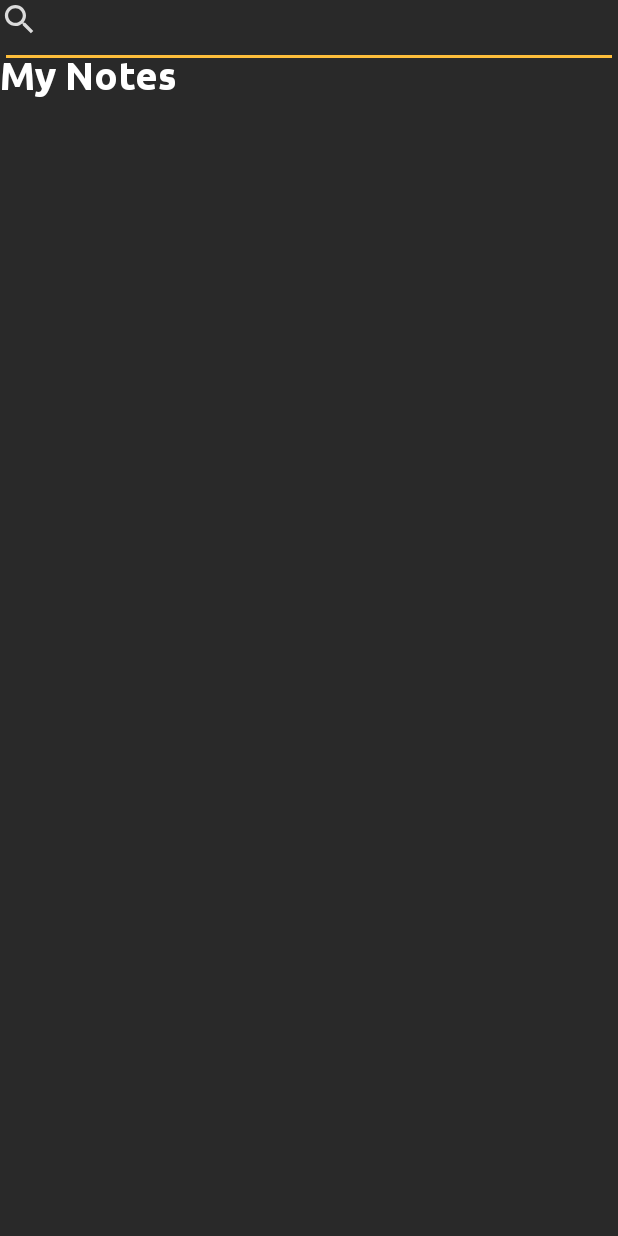
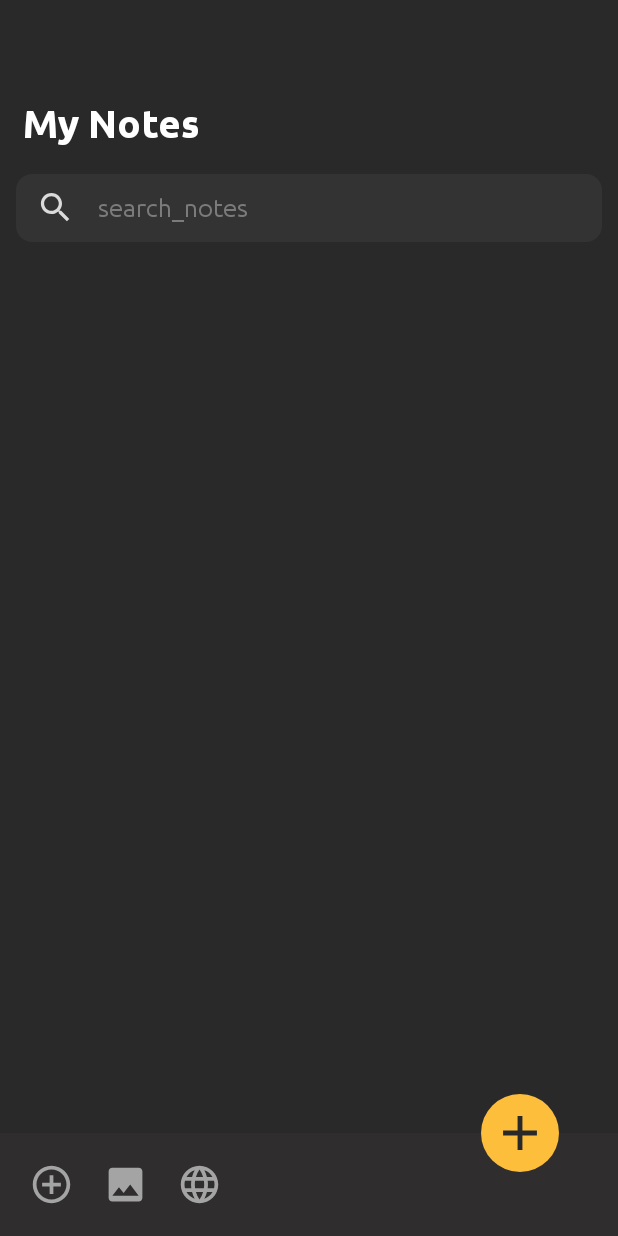
Before and after one commit to Sim1810/note_TeamOrange_android, an Android app: the screen it shows after launch (MainActivity), on a phone screen of 412 x 824 dp. Run offline under Robolectric (Android 15) with nearby library versions, the phone set to English and light mode, and no system bars; our stand-ins replace sdp/ssp sizes.

Commit message:
activity_create_note.xml

```diff
--- a/app/src/main/AndroidManifest.xml
+++ b/app/src/main/AndroidManifest.xml
@@ -9,12 +9,22 @@
         android:roundIcon="@mipmap/ic_launcher_round"
         android:supportsRtl="true"
         android:theme="@style/AppTheme">
-        <activity android:name=".MainActivity">
+        <activity
+            android:name=".CreateNoteActivity"
+            android:screenOrientation="portrait"
+            android:windowSoftInputMode="stateHidden"/>
+
+        <activity
+            android:name=".MainActivity"
+            android:screenOrientation="portrait"
+            android:windowSoftInputMode="stateHidden">
+
             <intent-filter>
                 <action android:name="android.intent.action.MAIN" />
+                <category android:name="android.intent.category.LAUNCHER"/>
 
-                <category android:name="android.intent.category.LAUNCHER" />
             </intent-filter>
+
         </activity>
     </application>
 
--- /dev/null
+++ b/app/src/main/java/com/example/note_teamorange_android/CreateNoteActivity.java
@@ -0,0 +1,14 @@
+package com.example.note_teamorange_android;
+
+import androidx.appcompat.app.AppCompatActivity;
+
+import android.os.Bundle;
+
+public class CreateNoteActivity extends AppCompatActivity {
+
+    @Override
+    protected void onCreate(Bundle savedInstanceState) {
+        super.onCreate(savedInstanceState);
+        setContentView(R.layout.activity_create_note);
+    }
+}
--- /dev/null
+++ b/app/src/main/res/drawable/background_add_button.xml
@@ -0,0 +1,7 @@
+<?xml version="1.0" encoding="utf-8"?>
+<shape xmlns:android="http://schemas.android.com/apk/res/android"
+
+    android:shape="oval">
+    <solid android:color="@color/colorAccent"/>
+
+</shape>
--- /dev/null
+++ b/app/src/main/res/drawable/ic_add_outline.xml
@@ -0,0 +1,10 @@
+<vector xmlns:android="http://schemas.android.com/apk/res/android"
+    android:width="24dp"
+    android:height="24dp"
+    android:viewportWidth="24"
+    android:viewportHeight="24"
+    android:tint="?attr/colorControlNormal">
+  <path
+      android:fillColor="@android:color/white"
+      android:pathData="M13,7h-2v4L7,11v2h4v4h2v-4h4v-2h-4L13,7zM12,2C6.48,2 2,6.48 2,12s4.48,10 10,10 10,-4.48 10,-10S17.52,2 12,2zM12,20c-4.41,0 -8,-3.59 -8,-8s3.59,-8 8,-8 8,3.59 8,8 -3.59,8 -8,8z"/>
+</vector>
--- /dev/null
+++ b/app/src/main/res/drawable/ic_baseline_add_24.xml
@@ -0,0 +1,10 @@
+<vector xmlns:android="http://schemas.android.com/apk/res/android"
+    android:width="24dp"
+    android:height="24dp"
+    android:viewportWidth="24"
+    android:viewportHeight="24"
+    android:tint="?attr/colorControlNormal">
+  <path
+      android:fillColor="@android:color/white"
+      android:pathData="M19,13h-6v6h-2v-6H5v-2h6V5h2v6h6v2z"/>
+</vector>
--- /dev/null
+++ b/app/src/main/res/drawable/ic_image.xml
@@ -0,0 +1,10 @@
+<vector xmlns:android="http://schemas.android.com/apk/res/android"
+    android:width="24dp"
+    android:height="24dp"
+    android:viewportWidth="24"
+    android:viewportHeight="24"
+    android:tint="?attr/colorControlNormal">
+  <path
+      android:fillColor="@android:color/white"
+      android:pathData="M21,19V5c0,-1.1 -0.9,-2 -2,-2H5c-1.1,0 -2,0.9 -2,2v14c0,1.1 0.9,2 2,2h14c1.1,0 2,-0.9 2,-2zM8.5,13.5l2.5,3.01L14.5,12l4.5,6H5l3.5,-4.5z"/>
+</vector>
--- /dev/null
+++ b/app/src/main/res/drawable/ic_web_link.xml
@@ -0,0 +1,10 @@
+<vector xmlns:android="http://schemas.android.com/apk/res/android"
+    android:width="24dp"
+    android:height="24dp"
+    android:viewportWidth="24"
+    android:viewportHeight="24"
+    android:tint="?attr/colorControlNormal">
+  <path
+      android:fillColor="@android:color/white"
+      android:pathData="M11.99,2C6.47,2 2,6.48 2,12s4.47,10 9.99,10C17.52,22 22,17.52 22,12S17.52,2 11.99,2zM18.92,8h-2.95c-0.32,-1.25 -0.78,-2.45 -1.38,-3.56 1.84,0.63 3.37,1.91 4.33,3.56zM12,4.04c0.83,1.2 1.48,2.53 1.91,3.96h-3.82c0.43,-1.43 1.08,-2.76 1.91,-3.96zM4.26,14C4.1,13.36 4,12.69 4,12s0.1,-1.36 0.26,-2h3.38c-0.08,0.66 -0.14,1.32 -0.14,2 0,0.68 0.06,1.34 0.14,2L4.26,14zM5.08,16h2.95c0.32,1.25 0.78,2.45 1.38,3.56 -1.84,-0.63 -3.37,-1.9 -4.33,-3.56zM8.03,8L5.08,8c0.96,-1.66 2.49,-2.93 4.33,-3.56C8.81,5.55 8.35,6.75 8.03,8zM12,19.96c-0.83,-1.2 -1.48,-2.53 -1.91,-3.96h3.82c-0.43,1.43 -1.08,2.76 -1.91,3.96zM14.34,14L9.66,14c-0.09,-0.66 -0.16,-1.32 -0.16,-2 0,-0.68 0.07,-1.35 0.16,-2h4.68c0.09,0.65 0.16,1.32 0.16,2 0,0.68 -0.07,1.34 -0.16,2zM14.59,19.56c0.6,-1.11 1.06,-2.31 1.38,-3.56h2.95c-0.96,1.65 -2.49,2.93 -4.33,3.56zM16.36,14c0.08,-0.66 0.14,-1.32 0.14,-2 0,-0.68 -0.06,-1.34 -0.14,-2h3.38c0.16,0.64 0.26,1.31 0.26,2s-0.1,1.36 -0.26,2h-3.38z"/>
+</vector>
--- /dev/null
+++ b/app/src/main/res/layout/activity_create_note.xml
@@ -0,0 +1,9 @@
+<?xml version="1.0" encoding="utf-8"?>
+<androidx.coordinatorlayout.widget.CoordinatorLayout xmlns:android="http://schemas.android.com/apk/res/android"
+    xmlns:app="http://schemas.android.com/apk/res-auto"
+    xmlns:tools="http://schemas.android.com/tools"
+    android:layout_width="match_parent"
+    android:layout_height="match_parent"
+    tools:context=".CreateNoteActivity">
+
+</androidx.coordinatorlayout.widget.CoordinatorLayout>
--- a/app/src/main/res/layout/activity_main.xml
+++ b/app/src/main/res/layout/activity_main.xml
@@ -11,14 +11,16 @@
         android:id="@+id/textMyNotes"
         android:layout_width="match_parent"
         android:layout_height="wrap_content"
-        android:layout_marginTop="36dp"
+        android:layout_marginStart="@dimen/_12sdp"
+        android:layout_marginTop="68dp"
+        android:layout_marginEnd="@dimen/_12sdp"
         android:fontFamily="@font/ubuntu_bold"
         android:includeFontPadding="false"
         android:text="@string/my_notes"
         android:textColor="@color/colorWhite"
         android:textSize="@dimen/_20ssp"
         app:layout_constraintTop_toTopOf="parent"
-        tools:layout_editor_absoluteX="15dp" />
+        tools:layout_editor_absoluteX="16dp" />
 
     <LinearLayout
         android:id="@+id/layoutSearch"
@@ -32,7 +34,8 @@
         android:orientation="horizontal"
         android:paddingStart="@dimen/_10sdp"
         android:paddingEnd="@dimen/_10sdp"
-        app:layout_constraintTop_toBottomOf="@+id/textMyNotes"/>
+        app:layout_constraintTop_toBottomOf="@+id/textMyNotes">
+
 
     <ImageView
         android:layout_width="@dimen/_20sdp"
@@ -43,10 +46,94 @@
         tools:ignore="MissingConstraints" />
 
     <EditText
+        android:id="@+id/inputSearch"
         android:layout_width="match_parent"
-        android:layout_height="@dimen/_35sdp"/>
+        android:layout_height="@dimen/_35sdp"
+        android:layout_marginStart="@dimen/_12sdp"
+        android:background="@null"
+        android:fontFamily="@font/ubuntu_regular"
+        android:hint="@string/search_notes"
+        android:imeOptions="actionDone"
+        android:importantForAutofill="no"
+        android:includeFontPadding="false"
+        android:inputType="text"
+        android:textColor="@color/colorWhite"
+        android:textColorHint="@color/colorTextHint"
+        android:textSize="@dimen/_13ssp"
+        tools:ignore="MissingConstraints" />
+
+</LinearLayout>
+
+    <androidx.recyclerview.widget.RecyclerView
+        android:layout_width="match_parent"
+        android:layout_height="0dp"
+        android:layout_marginStart="@dimen/_2sdp"
+        android:layout_marginEnd="@dimen/_2sdp"
+        android:clipToPadding="false"
+        android:paddingStart="0dp"
+        android:paddingEnd="@dimen/_12sdp"
+        android:paddingBottom="@dimen/_12sdp"
+        app:layout_constraintBottom_toTopOf="@id/layoutQuickActions"
+        app:layout_constraintTop_toBottomOf="@id/layoutSearch"/>
 
 
+
+    <LinearLayout
+        android:id="@+id/layoutQuickActions"
+        android:layout_width="match_parent"
+        android:layout_height="wrap_content"
+        android:background="@color/colorQuickActionBackground"
+        android:gravity="center_vertical"
+        android:orientation="horizontal"
+        android:padding="@dimen/_15sdp"
+        app:layout_constraintBottom_toBottomOf="parent">
+
+
+
+    <ImageView
+        android:id="@+id/imageAddNote"
+        android:layout_width="@dimen/_23sdp"
+        android:layout_height="@dimen/_23sdp"
+        android:contentDescription="@string/app_name"
+        android:src="@drawable/ic_add_outline"
+        android:tint="@color/colorIcons"
+        tools:ignore="MissingConstraints" />
+
+        <ImageView
+            android:id="@+id/imageAddImage"
+            android:layout_width="@dimen/_23sdp"
+            android:layout_height="@dimen/_23sdp"
+            android:layout_marginStart="@dimen/_15sdp"
+            android:contentDescription="@string/app_name"
+            android:src="@drawable/ic_image"
+            android:tint="@color/colorIcons"
+            tools:ignore="MissingConstraints" />
+
+        <ImageView
+            android:id="@+id/imageWebLink"
+            android:layout_width="@dimen/_23sdp"
+            android:layout_height="@dimen/_23sdp"
+            android:layout_marginStart="@dimen/_15sdp"
+            android:contentDescription="@string/app_name"
+            android:src="@drawable/ic_web_link"
+            android:tint="@color/colorIcons"
+            tools:ignore="MissingConstraints" />
+
+    </LinearLayout>
+
+    <ImageView
+        android:id="@+id/imageAddNoteMain"
+        android:layout_width="@dimen/_40sdp"
+        android:layout_height="@dimen/_40sdp"
+        android:layout_marginEnd="@dimen/_30sdp"
+        android:background="@drawable/background_add_button"
+        android:contentDescription="@string/app_name"
+        android:padding="@dimen/_5sdp"
+        android:src="@drawable/ic_baseline_add_24"
+        android:tint="@color/colorPrimary"
+        app:layout_constraintBottom_toTopOf="@id/layoutQuickActions"
+        app:layout_constraintEnd_toEndOf="parent"
+        app:layout_constraintTop_toTopOf="@id/layoutQuickActions"/>
 
 
 
--- a/app/src/main/res/values/strings.xml
+++ b/app/src/main/res/values/strings.xml
@@ -1,4 +1,5 @@
 <resources>
     <string name="app_name">note_TeamOrange_android</string>
     <string name="my_notes">My Notes</string>
+    <string name="search_notes">search_notes</string>
 </resources>
```
